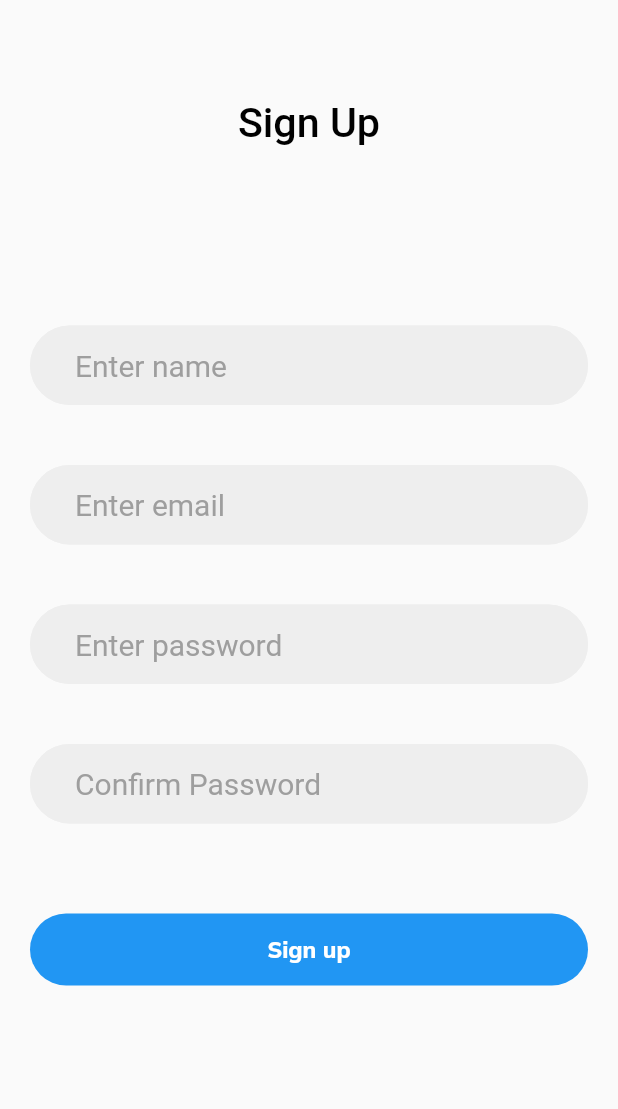
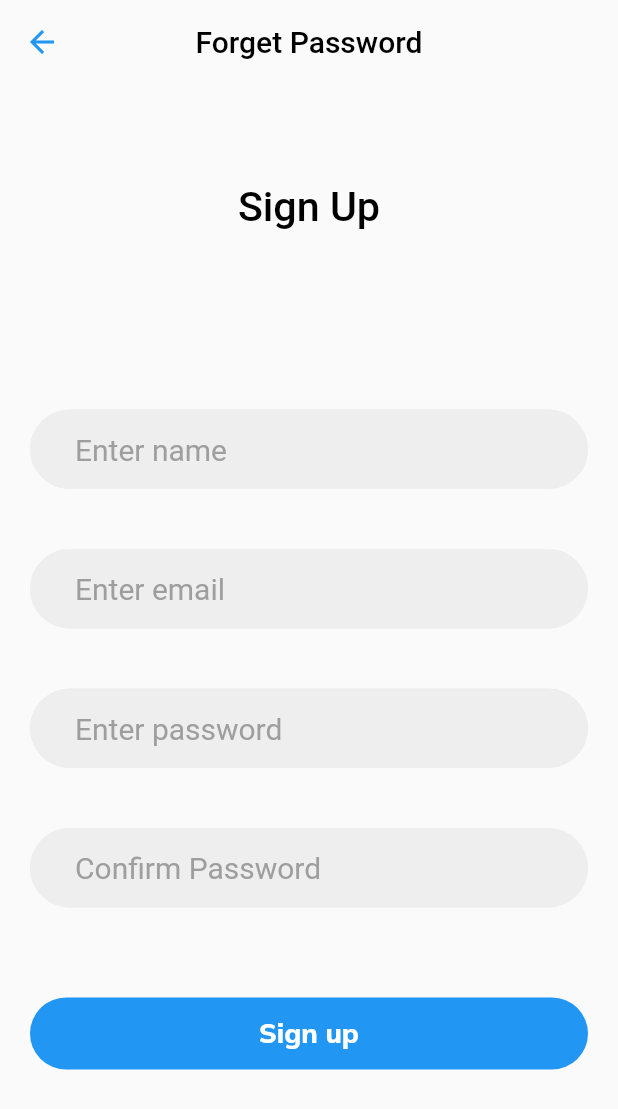
Before and after one commit to RLewis11769/holberton-twitter_clone, a Flutter app: the SignUp screen opened directly, on a phone screen of 412 x 824 dp. Shown: the top 1109 px of the screen. Run offline on Flutter 3.47's test engine with Material 2 defaults, Android fonts, the phone set to English and light mode, and no system bars; our stand-ins replace google_fonts.

Commit message:
Fix appbar color and add - thanks, Youssef!

```diff
--- a/twitter/lib/screens/forgot_password_screen.dart
+++ b/twitter/lib/screens/forgot_password_screen.dart
@@ -40,6 +40,9 @@ class _ForgetPassword extends State<ForgetPassword> {
       // AppBar contains back button by default
       // Override default color but keep functionality
         appBar: AppBar(
+          leading: BackButton(
+            color: Theme.of(context).primaryColor,
+          ),
           title: const Text('Forget Password'),
           backgroundColor: Colors.transparent,
           foregroundColor: Theme.of(context).primaryColorDark,
@@ -68,7 +71,7 @@ class _ForgetPassword extends State<ForgetPassword> {
           // Default theme text style, but color changed from black
           style: Theme.of(context)
               .textTheme
-              .bodyText1!.copyWith(color: Theme.of(context).primaryColorLight, height: 1.25),
+              .bodyText2!.copyWith(color: Theme.of(context).primaryColorLight, height: 1.25),
         ),
             CustomEntryField(
               hint: 'Enter email',
--- a/twitter/lib/screens/signin_screen.dart
+++ b/twitter/lib/screens/signin_screen.dart
@@ -82,7 +82,7 @@ class _SignIn extends State<SignIn> {
               // Default theme text style, but color changed from black
               style: Theme.of(context)
                   .textTheme
-                  .bodyText1!
+                  .bodyText2!
                   .copyWith(color: Theme.of(context).primaryColor),
             )),
         GestureDetector(
@@ -98,7 +98,7 @@ class _SignIn extends State<SignIn> {
               // Default theme text style, but color changed from black
               style: Theme.of(context)
                   .textTheme
-                  .bodyText1!
+                  .bodyText2!
                   .copyWith(color: Theme.of(context).primaryColor),
             )),
       ],
--- a/twitter/lib/screens/signup_screen.dart
+++ b/twitter/lib/screens/signup_screen.dart
@@ -47,6 +47,18 @@ class _SignUp extends State<SignUp> {
     // Similar to render in React- called when updated, returns widget
     // Rebuilds widget when state (name, email, password, confirm) changes and outdates updated values
     return Scaffold(
+        // AppBar contains back button by default
+        // Override default color but keep functionality
+        appBar: AppBar(
+          leading: BackButton(
+            color: Theme.of(context).primaryColor,
+          ),
+          title: const Text('Forget Password'),
+          backgroundColor: Colors.transparent,
+          foregroundColor: Theme.of(context).primaryColorDark,
+          elevation: 0,
+          centerTitle: true,
+        ),
         body: SingleChildScrollView(
             child: Container(
                 // // Specifically asked to give height of 88 but overflows container
```
Also changed, not shown: twitter/lib/main.dart (+5 -4 lines).
